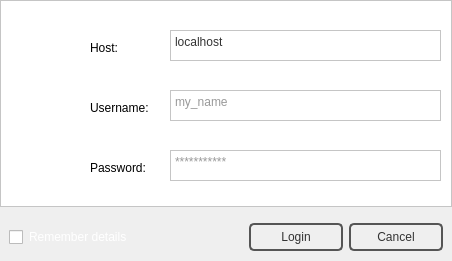
First picture: the form in loginwindow.ui, repository NCNM/PMS, before the edit.
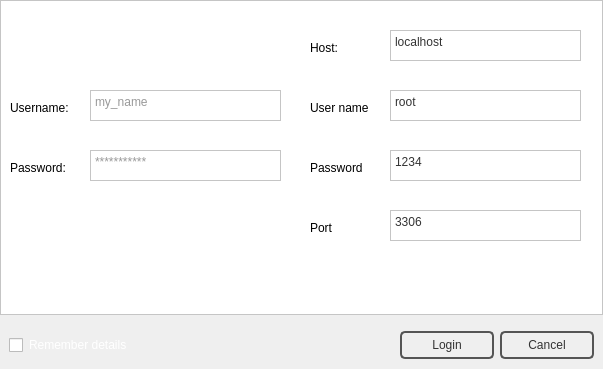
Second picture: the form after the edit. Icons and pictures are not drawn.

Commit message: Thêm textbox login & class database

The edit to the form file:
```diff
--- a/loginwindow.ui
+++ b/loginwindow.ui
@@ -6,8 +6,8 @@
    <rect>
     <x>0</x>
     <y>0</y>
-    <width>452</width>
-    <height>261</height>
+    <width>603</width>
+    <height>369</height>
    </rect>
   </property>
   <property name="windowTitle">
@@ -30,129 +30,7 @@
    <property name="bottomMargin">
     <number>0</number>
    </property>
-   <item row="0" column="0">
-    <widget class="QFrame" name="frame">
-     <property name="styleSheet">
-      <string notr="true">QFrame {
-	background-color: rgb(255, 255, 255);
-}
-
-QPlainTextEdit {
-background-color: rgb(255, 255, 255);
-color: #333;
-}</string>
-     </property>
-     <property name="frameShape">
-      <enum>QFrame::StyledPanel</enum>
-     </property>
-     <property name="frameShadow">
-      <enum>QFrame::Raised</enum>
-     </property>
-     <widget class="QPlainTextEdit" name="plainTextEdit">
-      <property name="geometry">
-       <rect>
-        <x>170</x>
-        <y>90</y>
-        <width>271</width>
-        <height>31</height>
-       </rect>
-      </property>
-      <property name="styleSheet">
-       <string notr="true"/>
-      </property>
-      <property name="frameShadow">
-       <enum>QFrame::Plain</enum>
-      </property>
-      <property name="placeholderText">
-       <string>my_name</string>
-      </property>
-     </widget>
-     <widget class="QPlainTextEdit" name="plainTextEdit_2">
-      <property name="geometry">
-       <rect>
-        <x>170</x>
-        <y>150</y>
-        <width>271</width>
-        <height>31</height>
-       </rect>
-      </property>
-      <property name="styleSheet">
-       <string notr="true"/>
-      </property>
-      <property name="frameShadow">
-       <enum>QFrame::Plain</enum>
-      </property>
-      <property name="overwriteMode">
-       <bool>false</bool>
-      </property>
-      <property name="placeholderText">
-       <string>***********</string>
-      </property>
-     </widget>
-     <widget class="QLabel" name="label">
-      <property name="geometry">
-       <rect>
-        <x>90</x>
-        <y>100</y>
-        <width>61</width>
-        <height>16</height>
-       </rect>
-      </property>
-      <property name="text">
-       <string>Username:</string>
-      </property>
-     </widget>
-     <widget class="QLabel" name="label_2">
-      <property name="geometry">
-       <rect>
-        <x>90</x>
-        <y>160</y>
-        <width>61</width>
-        <height>16</height>
-       </rect>
-      </property>
-      <property name="text">
-       <string>Password:</string>
-      </property>
-     </widget>
-     <widget class="QPlainTextEdit" name="plainTextEdit_3">
-      <property name="geometry">
-       <rect>
-        <x>170</x>
-        <y>30</y>
-        <width>271</width>
-        <height>31</height>
-       </rect>
-      </property>
-      <property name="styleSheet">
-       <string notr="true"/>
-      </property>
-      <property name="frameShadow">
-       <enum>QFrame::Plain</enum>
-      </property>
-      <property name="plainText">
-       <string>localhost</string>
-      </property>
-      <property name="placeholderText">
-       <string>IP/Host name</string>
-      </property>
-     </widget>
-     <widget class="QLabel" name="label_3">
-      <property name="geometry">
-       <rect>
-        <x>90</x>
-        <y>40</y>
-        <width>61</width>
-        <height>16</height>
-       </rect>
-      </property>
-      <property name="text">
-       <string>Host:</string>
-      </property>
-     </widget>
-    </widget>
-   </item>
-   <item row="1" column="0">
+   <item row="2" column="0">
     <widget class="QFrame" name="frame_5">
      <property name="minimumSize">
       <size>
@@ -341,6 +219,233 @@
      </layout>
     </widget>
    </item>
+   <item row="1" column="0">
+    <widget class="QFrame" name="frame">
+     <property name="styleSheet">
+      <string notr="true">QFrame {
+	background-color: rgb(255, 255, 255);
+}
+
+QPlainTextEdit {
+background-color: rgb(255, 255, 255);
+color: #333;
+}</string>
+     </property>
+     <property name="frameShape">
+      <enum>QFrame::StyledPanel</enum>
+     </property>
+     <property name="frameShadow">
+      <enum>QFrame::Raised</enum>
+     </property>
+     <widget class="QPlainTextEdit" name="plainTextEdit">
+      <property name="geometry">
+       <rect>
+        <x>90</x>
+        <y>90</y>
+        <width>191</width>
+        <height>31</height>
+       </rect>
+      </property>
+      <property name="styleSheet">
+       <string notr="true"/>
+      </property>
+      <property name="frameShadow">
+       <enum>QFrame::Plain</enum>
+      </property>
+      <property name="placeholderText">
+       <string>my_name</string>
+      </property>
+     </widget>
+     <widget class="QPlainTextEdit" name="plainTextEdit_2">
+      <property name="geometry">
+       <rect>
+        <x>90</x>
+        <y>150</y>
+        <width>191</width>
+        <height>31</height>
+       </rect>
+      </property>
+      <property name="styleSheet">
+       <string notr="true"/>
+      </property>
+      <property name="frameShadow">
+       <enum>QFrame::Plain</enum>
+      </property>
+      <property name="overwriteMode">
+       <bool>false</bool>
+      </property>
+      <property name="placeholderText">
+       <string>***********</string>
+      </property>
+     </widget>
+     <widget class="QLabel" name="label">
+      <property name="geometry">
+       <rect>
+        <x>10</x>
+        <y>100</y>
+        <width>61</width>
+        <height>16</height>
+       </rect>
+      </property>
+      <property name="text">
+       <string>Username:</string>
+      </property>
+     </widget>
+     <widget class="QLabel" name="label_2">
+      <property name="geometry">
+       <rect>
+        <x>10</x>
+        <y>160</y>
+        <width>61</width>
+        <height>16</height>
+       </rect>
+      </property>
+      <property name="text">
+       <string>Password:</string>
+      </property>
+     </widget>
+     <widget class="QPlainTextEdit" name="plainTextEdit_3">
+      <property name="geometry">
+       <rect>
+        <x>390</x>
+        <y>90</y>
+        <width>191</width>
+        <height>31</height>
+       </rect>
+      </property>
+      <property name="styleSheet">
+       <string notr="true"/>
+      </property>
+      <property name="frameShadow">
+       <enum>QFrame::Plain</enum>
+      </property>
+      <property name="plainText">
+       <string>root</string>
+      </property>
+      <property name="placeholderText">
+       <string>User name</string>
+      </property>
+     </widget>
+     <widget class="QLabel" name="label_3">
+      <property name="geometry">
+       <rect>
+        <x>310</x>
+        <y>100</y>
+        <width>61</width>
+        <height>16</height>
+       </rect>
+      </property>
+      <property name="text">
+       <string>User name</string>
+      </property>
+     </widget>
+     <widget class="QLabel" name="label_4">
+      <property name="geometry">
+       <rect>
+        <x>310</x>
+        <y>40</y>
+        <width>61</width>
+        <height>16</height>
+       </rect>
+      </property>
+      <property name="text">
+       <string>Host:</string>
+      </property>
+     </widget>
+     <widget class="QPlainTextEdit" name="plainTextEdit_4">
+      <property name="geometry">
+       <rect>
+        <x>390</x>
+        <y>30</y>
+        <width>191</width>
+        <height>31</height>
+       </rect>
+      </property>
+      <property name="styleSheet">
+       <string notr="true"/>
+      </property>
+      <property name="frameShadow">
+       <enum>QFrame::Plain</enum>
+      </property>
+      <property name="plainText">
+       <string>localhost</string>
+      </property>
+      <property name="placeholderText">
+       <string>IP/Host name</string>
+      </property>
+     </widget>
+     <widget class="QLabel" name="label_5">
+      <property name="geometry">
+       <rect>
+        <x>310</x>
+        <y>160</y>
+        <width>61</width>
+        <height>16</height>
+       </rect>
+      </property>
+      <property name="text">
+       <string>Password</string>
+      </property>
+     </widget>
+     <widget class="QPlainTextEdit" name="plainTextEdit_5">
+      <property name="geometry">
+       <rect>
+        <x>390</x>
+        <y>150</y>
+        <width>191</width>
+        <height>31</height>
+       </rect>
+      </property>
+      <property name="styleSheet">
+       <string notr="true"/>
+      </property>
+      <property name="frameShadow">
+       <enum>QFrame::Plain</enum>
+      </property>
+      <property name="plainText">
+       <string>1234</string>
+      </property>
+      <property name="placeholderText">
+       <string>Password</string>
+      </property>
+     </widget>
+     <widget class="QPlainTextEdit" name="plainTextEdit_6">
+      <property name="geometry">
+       <rect>
+        <x>390</x>
+        <y>210</y>
+        <width>191</width>
+        <height>31</height>
+       </rect>
+      </property>
+      <property name="styleSheet">
+       <string notr="true"/>
+      </property>
+      <property name="frameShadow">
+       <enum>QFrame::Plain</enum>
+      </property>
+      <property name="plainText">
+       <string>3306</string>
+      </property>
+      <property name="placeholderText">
+       <string>Port</string>
+      </property>
+     </widget>
+     <widget class="QLabel" name="label_6">
+      <property name="geometry">
+       <rect>
+        <x>310</x>
+        <y>220</y>
+        <width>61</width>
+        <height>16</height>
+       </rect>
+      </property>
+      <property name="text">
+       <string>Port</string>
+      </property>
+     </widget>
+    </widget>
+   </item>
   </layout>
  </widget>
  <resources>
```
The commit also changes 9 other files.
